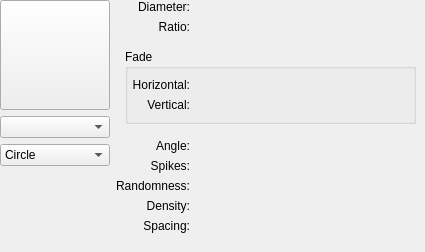
Before: the Qt Designer form krita/plugins/paintops/libpaintop/forms/wdgautobrush.ui in KDE/krita, drawn with Qt 5.
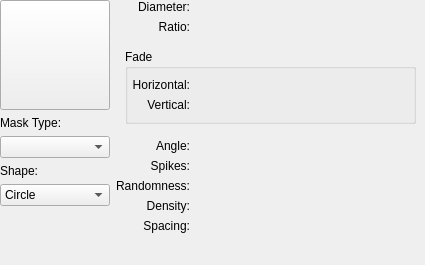
After: the same form once the commit is applied. Custom widgets are drawn as their Qt base class.

Commit message: update nameless labels

```diff
--- a/krita/plugins/paintops/libpaintop/forms/wdgautobrush.ui
+++ b/krita/plugins/paintops/libpaintop/forms/wdgautobrush.ui
@@ -7,7 +7,7 @@
     <x>0</x>
     <y>0</y>
     <width>425</width>
-    <height>252</height>
+    <height>265</height>
    </rect>
   </property>
   <property name="minimumSize">
@@ -41,9 +41,35 @@
        </property>
       </widget>
      </item>
+     <item>
+      <widget class="QLabel" name="label_9">
+       <property name="sizePolicy">
+        <sizepolicy hsizetype="Preferred" vsizetype="Fixed">
+         <horstretch>0</horstretch>
+         <verstretch>0</verstretch>
+        </sizepolicy>
+       </property>
+       <property name="text">
+        <string>Mask Type:</string>
+       </property>
+      </widget>
+     </item>
      <item>
       <widget class="QComboBox" name="comboBoxMaskType"/>
      </item>
+     <item>
+      <widget class="QLabel" name="label_10">
+       <property name="sizePolicy">
+        <sizepolicy hsizetype="Preferred" vsizetype="Fixed">
+         <horstretch>0</horstretch>
+         <verstretch>0</verstretch>
+        </sizepolicy>
+       </property>
+       <property name="text">
+        <string>Shape:</string>
+       </property>
+      </widget>
+     </item>
      <item>
       <widget class="QComboBox" name="comboBoxShape">
        <property name="focusPolicy">
```
Left out of the diff: 11 changed lines with no effect on the pictures. The commit also changes 3 other files.
